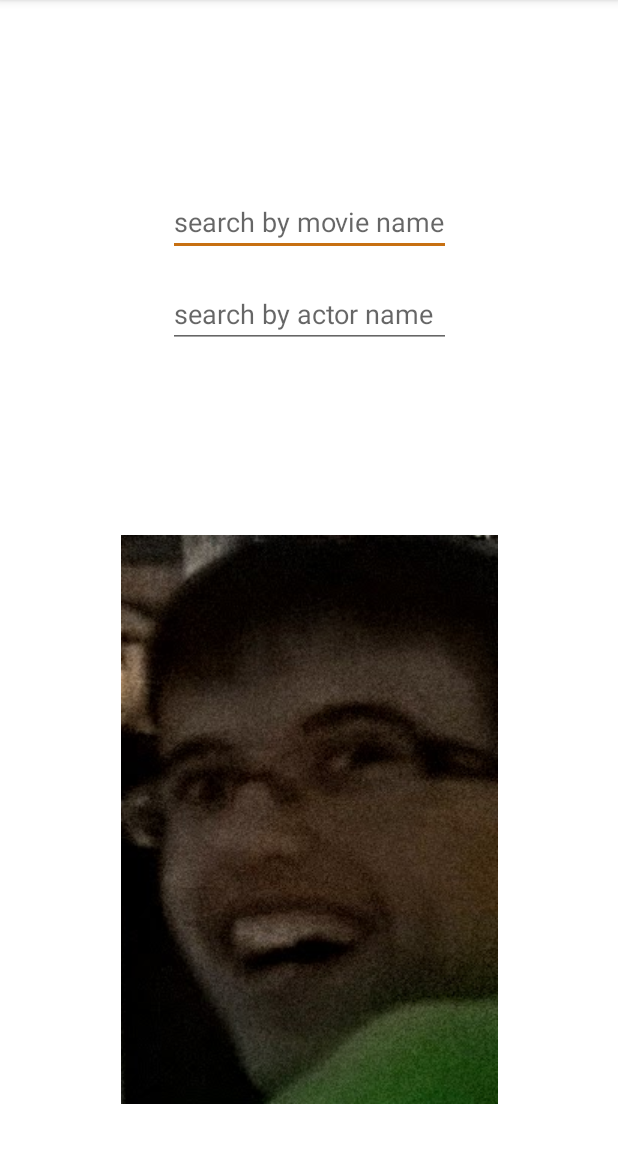
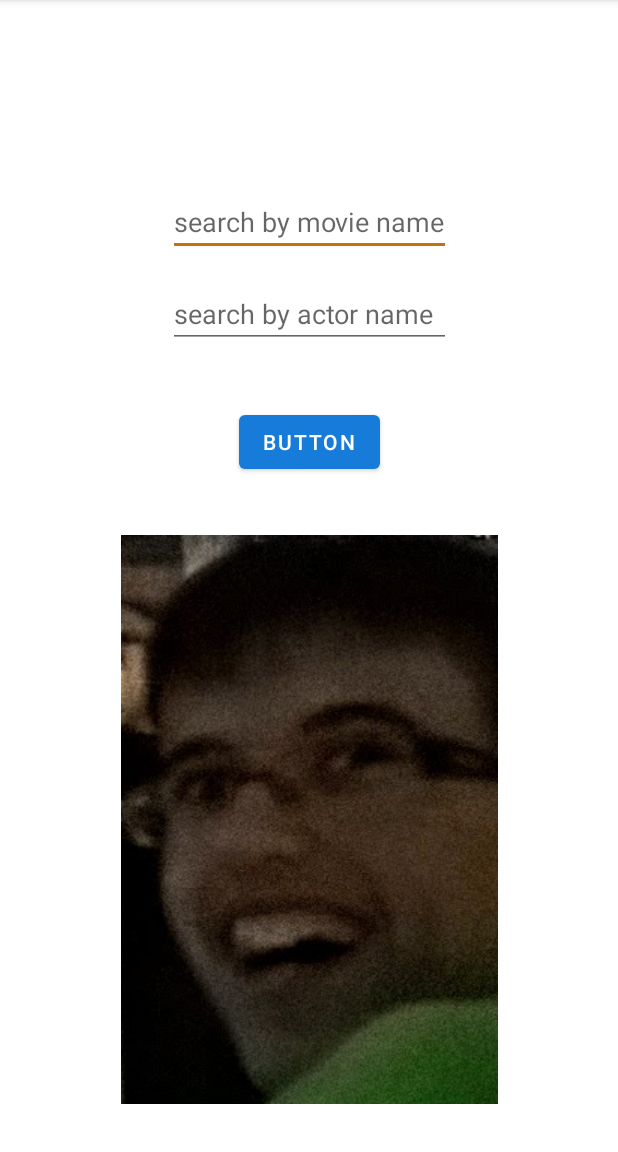
Before and after one commit to jimsam1/GreekMovieList, an Android app: the screen it shows after launch (MainActivity), on a phone screen of 412 x 824 dp, the part 84-1236 px from its top. Run offline under Robolectric (Android 15) with nearby library versions, the phone set to English and light mode, and no system bars.

Commit message:
added next page button (intent)

```diff
--- a/app/src/main/res/layout/activity_main.xml
+++ b/app/src/main/res/layout/activity_main.xml
@@ -7,6 +7,7 @@
     tools:context=".MainActivity">
 
     <LinearLayout
+        android:id="@+id/linearLayout"
         android:layout_width="wrap_content"
         android:layout_height="wrap_content"
         android:orientation="vertical"
@@ -46,5 +47,16 @@
         app:layout_constraintStart_toStartOf="parent"
         app:srcCompat="@drawable/christos" />
 
+    <Button
+        android:id="@+id/nextPageBtn"
+        android:layout_width="wrap_content"
+        android:layout_height="wrap_content"
+        android:onClick="nextPage"
+        android:text="Button"
+        app:layout_constraintBottom_toTopOf="@+id/imageView"
+        app:layout_constraintEnd_toEndOf="parent"
+        app:layout_constraintStart_toStartOf="parent"
+        app:layout_constraintTop_toBottomOf="@+id/linearLayout" />
+
 
 </androidx.constraintlayout.widget.ConstraintLayout>
```
Also changed, not shown: app/src/main/java/com/example/greekmovielist/MainActivity.java (+15 -0 lines).
